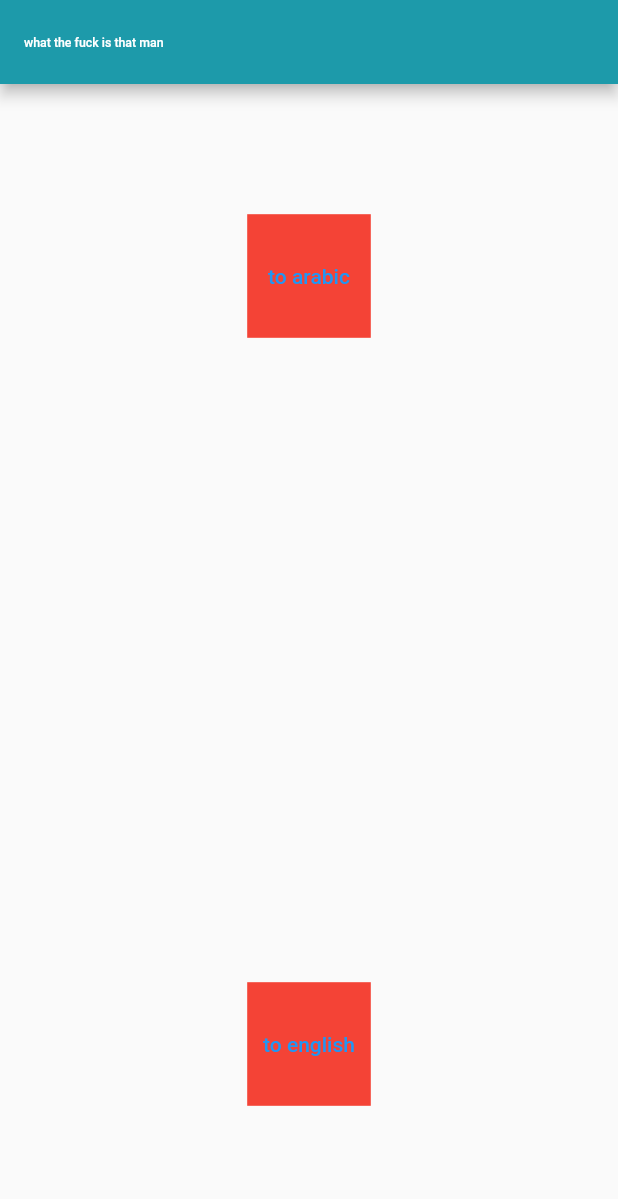
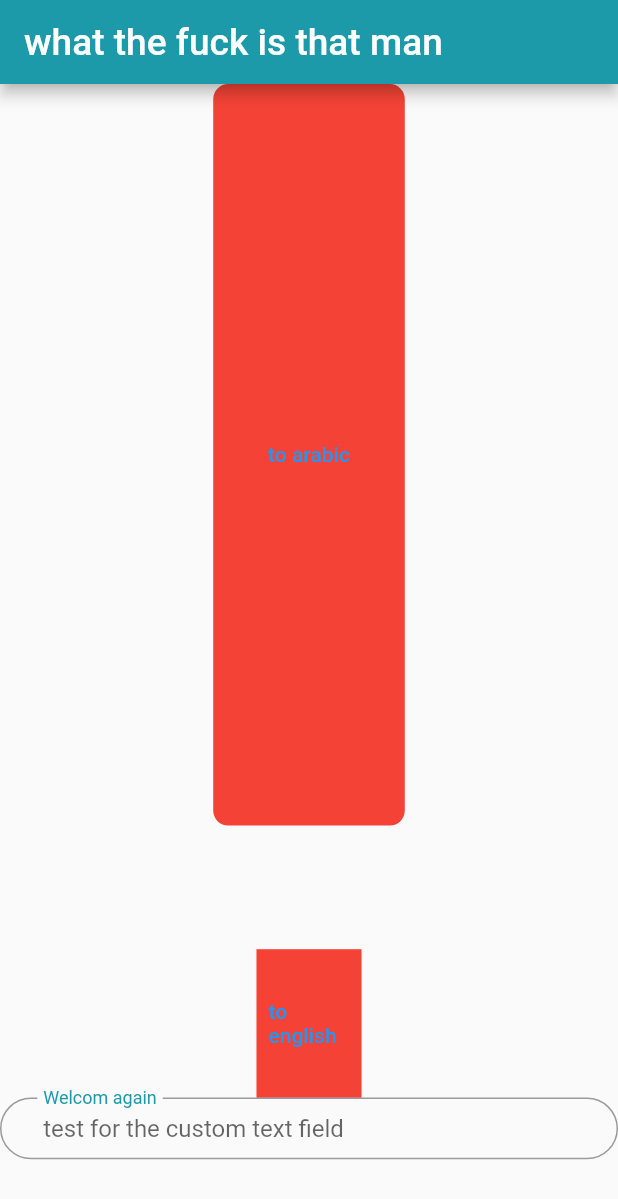
Before and after one commit to MayarAboumahmood/DashBoard, a Flutter app: the screen it shows after launch, on a phone screen of 412 x 824 dp. Shown: the top 1199 px of the screen. Run offline on Flutter 3.47's test engine with Material 2 defaults, Android fonts, the phone set to English and light mode, and no system bars; our stand-ins replace get, shared_preferences.

Commit message:
I add some widget that we will use them frequently and I add a big number of all the const var and give them the right value

```diff
--- a/dashboard/lib/constant/sizes.dart
+++ b/dashboard/lib/constant/sizes.dart
@@ -4,14 +4,49 @@ import 'package:flutter/material.dart';
 import 'package:get/get.dart';
 
 class Sizes {
+  //the const var we will use in the app
   late double appBarIconSize;
   late double appBarTextSize;
+
+  late double drinkCardWidth; //done
+  late double drinkCardHeight; //done
+
+  late double cardNormalTextSize;
+
+  late double cardTitleTextSize;
+
+  late double cardButtonHeight; //done
+  late double cardButtonWidth; //done
+
+  late double eventCardWidth; //done
+  late double eventCardHeight; //done
+
+  late double
+      floatButtonWidth; //we  will not use it mostly because the floatActionButton have a const size by defult.
+  late double
+      floatButtonHeight; //we  will not use it mostly because the floatActionButton have a const size by defult.
+
+  late double normalButtonHeight; //done
+  late double normalButtonWidht; //done
+
+  late double bigButtonHeight; //done
+  late double bigButtonWidht; //done
+
+  late double bigButtonTextSize;
+
+  late double textFieldIconSize;
+  late double textFieldWidth;
+  late double textFieldHeight;
+
+  final double buttonRadius = 10; //done
+/*---------------------------------*/
+
   late double width;
   late double height;
   late BuildContext context;
   Sizes(this.context) {
-    width=MediaQuery.of(context).size.width;
-    height=MediaQuery.of(context).size.height;
+    width = MediaQuery.of(context).size.width;
+    height = MediaQuery.of(context).size.height;
     GetDeviceType getDeviceType = GetDeviceType();
     if (getDeviceType.getDevicetype() == 'computer') {
       setSizesForComputer();
@@ -23,32 +58,77 @@ class Sizes {
   }
   void setSizesForMobile() {
     print('set size for mobile');
-    appBarIconSize = Get.size.height * .1;
-    appBarTextSize = width * .1;
+    bigButtonTextSize = height * .06;
+    appBarIconSize = height * .05;
+    appBarTextSize = height * .03;
+    drinkCardWidth = width * .46;
+    drinkCardHeight = height * .4;
+    cardNormalTextSize = height * .03;
+    cardTitleTextSize = height * .05;
+    cardButtonHeight = height * .06;
+    cardButtonWidth = width * .1;
+    eventCardWidth = width * .9;
+    eventCardHeight = height * .45;
+    floatButtonWidth = width * .08;
+    floatButtonHeight = height * .06;
+    normalButtonHeight = height * .1;
+    normalButtonWidht = width * .3;
+    bigButtonHeight = height * .2;
+    bigButtonWidht = width * .3;
   }
 
   void setSizesForComputer() {
     print('set size for computer');
-    appBarIconSize = Get.height * .05;
-    appBarTextSize = width * .02;
+    bigButtonTextSize = height * .06;
+    appBarIconSize = height * .05;
+    appBarTextSize = height * .03;
+    drinkCardWidth = width * .31;
+    drinkCardHeight = height * .6;
+    cardNormalTextSize = height * .03;
+    cardTitleTextSize = height * .05;
+    cardButtonHeight = height * .07;
+    cardButtonWidth = width * .05;
+    eventCardWidth = width * .95;
+    eventCardHeight = height * .55;
+    floatButtonWidth = width * .08;
+    floatButtonHeight = height * .06;
+    normalButtonHeight = height * .12;
+    normalButtonWidht = width * .17;
+    bigButtonHeight = height * .24;
+    bigButtonWidht = width * .27;
   }
 
   void setSizesForTablet() {
     print('set size for tablet');
-    appBarIconSize = Get.size.height * .1;
-    appBarTextSize = Get.size.width * .1;
+    bigButtonTextSize = height * .06;
+    appBarIconSize = height * .05;
+    appBarTextSize = height * .03;
+    drinkCardWidth = width * .46;
+    drinkCardHeight = height * .4;
+    cardNormalTextSize = height * .03;
+    cardTitleTextSize = height * .05;
+    cardButtonHeight = height * .06;
+    cardButtonWidth = width * .1;
+    eventCardWidth = width * .9;
+    eventCardHeight = height * .45;
+    floatButtonWidth = width * .08;
+    floatButtonHeight = height * .06;
+    normalButtonHeight = height * .1;
+    normalButtonWidht = width * .3;
+    bigButtonHeight = height * .2;
+    bigButtonWidht = width * .3;
   }
 }
 
 class GetDeviceType {
-
   String getDevicetype() {
-    double diagonal = sqrt(pow(Get.size.width, 2) + pow(Get.size. height, 2))/96;//the 96 because we use the pixel when we should use inche and 1 inche=96pixel
+    double diagonal = sqrt(pow(Get.size.width, 2) + pow(Get.size.height, 2)) /
+        96; //the 96 because we use the pixel when we should use inche and 1 inche=96pixel
     print(diagonal);
     print(Get.size.height);
-    if (diagonal >= 9.1||Get.size.height/96>=7) {
+    if (diagonal >= 9.1 || Get.size.height / 96 >= 7) {
       return 'computer';
-    } else if (diagonal >= 8.5 && Get.size.height/96 >= 5) {
+    } else if (diagonal >= 8.5 && Get.size.height / 96 >= 5) {
       return 'tablet';
     } else {
       return 'smart phone';
--- a/dashboard/lib/main.dart
+++ b/dashboard/lib/main.dart
@@ -2,7 +2,6 @@ import 'package:dashboard/route.dart';
 import 'package:flutter/material.dart';
 import 'package:get/get.dart';
 import 'package:shared_preferences/shared_preferences.dart';
-import 'constant/sizes.dart';
 import 'constant/theme.dart';
 import 'languages/language_controller.dart';
 import 'languages/translations.dart';
--- a/dashboard/lib/view/Screens/test.dart
+++ b/dashboard/lib/view/Screens/test.dart
@@ -1,9 +1,10 @@
 import 'package:dashboard/languages/language_controller.dart';
+import 'package:dashboard/view/widget/my_button.dart';
 import 'package:flutter/material.dart';
 import 'package:get/get.dart';
-
 import '../../constant/sizes.dart';
-import '../../main.dart';
+import '../widget/costum_text_field.dart';
+import '../widget/my_text_field.dart';
 
 class Test extends StatelessWidget {
   LanguageController languageController = Get.find();
@@ -14,19 +15,27 @@ class Test extends StatelessWidget {
   Widget build(BuildContext context) {
     Sizes size = Sizes(context);
     return Scaffold(
+      // floatingActionButton: FloatingActionButton.extended(
+      //   label: Text('test'),
+      //   onPressed: () {},
+      // ),
       appBar: AppBar(
         title: Text('what the fuck is that'.tr,
             style: TextStyle(fontSize: size.appBarTextSize)),
       ),
-      body: Center(
+      body: SingleChildScrollView(
         child: Column(
           mainAxisAlignment: MainAxisAlignment.spaceAround,
           children: [
-
-            Container(
+            Padding(
+              padding: const EdgeInsets.symmetric(horizontal: 22),
+              child: Container(
+                decoration: BoxDecoration(
                   color: Colors.red,
-              height: Get.height * .1,
-              width: Get.width * .2,
+                  borderRadius: BorderRadius.circular(size.buttonRadius),
+                ),
+                height: size.drinkCardHeight,
+                width: size.drinkCardWidth,
                 child: TextButton(
                   onPressed: () {
                     languageController.changeLanguage('ar');
@@ -34,20 +43,57 @@ class Test extends StatelessWidget {
                   child: const Text('to arabic'),
                 ),
               ),
+            ),
             SizedBox(
               height: Get.height * .1,
             ),
             Container(
               color: Colors.red,
-              height: Get.height * .1,
-              width: Get.width * .2,
+              height: size.normalButtonHeight,
+              width: size.normalButtonWidht,
               child: TextButton(
                 onPressed: () {
                   languageController.changeLanguage('en');
                 },
                 child: const Text('to english'),
               ),
-            )
+            ),
+            CostumTextField(
+              hint: 'test for the custom text field',
+              inputtype: TextInputType.name,
+              iconsuffex: const Icon(Icons.favorite),
+              label: 'Welcom again',
+              onTap: () {
+                print('on tap(){}');
+              },
+              sucer: false,
+            ),
+            SizedBox(
+              height: Get.size.height * .1,
+            ),
+            MyTextField(
+              textType: TextInputType.name,
+              scurtext: false,
+              disableColor: Colors.red,
+              enableColor: Colors.green,
+              hintText: 'hintText',
+              labletext: 'what the fuck is that ',
+            ),
+            SizedBox(
+              height: Get.size.height * .1,
+            ),
+            MyButton(
+              title: 'title',
+              ontap: () {},
+              myheight: size.normalButtonHeight,
+              mywidth: size.normalButtonWidht,
+              myRadius: size.buttonRadius,
+              mycolor: Colors.red,
+              myfontSize: size.bigButtonTextSize,
+            ),
+            SizedBox(
+              height: Get.size.height * .1,
+            ),
           ],
         ),
       ),
--- /dev/null
+++ b/dashboard/lib/view/widget/costum_text_field.dart
@@ -0,0 +1,75 @@
+import 'package:flutter/material.dart';
+import 'package:get/get.dart';
+
+import '../../constant/theme.dart';
+
+// ignore: must_be_immutable
+class CostumTextField extends StatelessWidget {
+  String hint;
+  String? label;
+  Widget? iconsuffex;
+  TextInputType? inputtype;
+  Function(String?)? onsaved;
+  Function()? onTap;
+  String? Function(String?)? validat;
+  TextEditingController? controller;
+  Widget? prefixIcon;
+  Widget? suffixIcon;
+  bool? sucer;
+  CostumTextField(
+      {Key? key,
+      this.suffixIcon,
+      this.sucer,
+      this.prefixIcon,
+      required this.hint,
+      this.label,
+      this.iconsuffex,
+      this.inputtype,
+      this.onsaved,
+      this.onTap,
+      this.controller,
+      this.validat})
+      : super(key: key);
+
+  @override
+  Widget build(BuildContext context) {
+    return SizedBox(
+      height: MediaQuery.of(context).size.width * .1,
+      child: TextFormField(
+        obscureText: sucer ?? true,
+        cursorColor: /*!Get.isDarkMode ?*/ Colors.black12 /*: Colors.white*/,
+        validator: validat,
+        controller: controller,
+        onSaved: onsaved,
+        onTap: onTap,
+        keyboardType: inputtype,
+        decoration: InputDecoration(
+            hintText: hint,
+            border: OutlineInputBorder(borderRadius: BorderRadius.circular(30)),
+            label: label != null
+                ? Text(
+                    label!,
+                    style: TextStyle(
+                        color: /*!Get.isDarkMode
+                            ? Themes.customdarktheme.*/
+                            primaryColor /*
+                            : Themes.customlighttheme.primaryColor*/
+                        ),
+                  )
+                : null,
+            prefixIcon: prefixIcon,
+            suffixIcon: suffixIcon,
+            focusedBorder: OutlineInputBorder(
+              borderSide: BorderSide(
+                  color: !Get.isDarkMode
+                      ? Themes.customdarktheme.primaryColor
+                      : Themes.customlighttheme.primaryColor),
+              borderRadius: BorderRadius.circular(30.0),
+            ),
+            floatingLabelBehavior: FloatingLabelBehavior.always,
+            contentPadding:
+                EdgeInsets.only(left: MediaQuery.of(context).size.width * .07)),
+      ),
+    );
+  }
+}
```
Also changed, not shown: dashboard/lib/view/widget/my_button.dart (added, +51 -0 lines), dashboard/lib/view/widget/my_text_field.dart (added, +82 -0 lines). Lines whose indentation alone changed are shown as unchanged.
